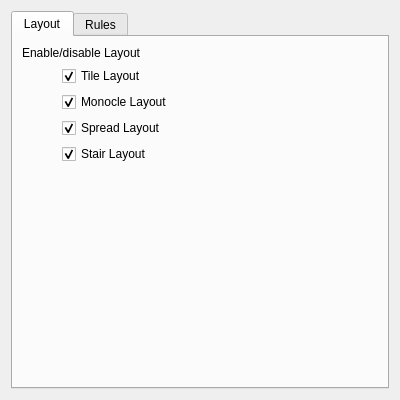
Above: res/config.ui from Bismuth-Forge/bismuth before the change. Below: the same form after it.
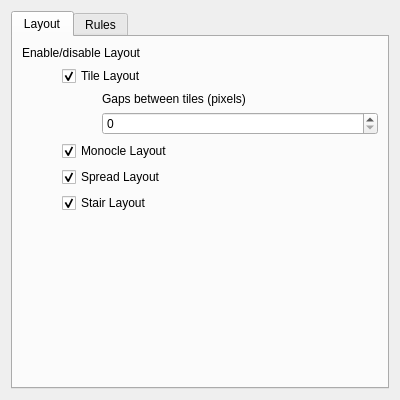
That is the form after the change. The open tabs and pages were chosen to show the change.

Commit message: implement tile gaps in Tile layout

```diff
--- a/res/config.ui
+++ b/res/config.ui
@@ -49,6 +49,23 @@
            </property>
           </widget>
          </item>
+         <item>
+          <layout class="QVBoxLayout" name="tileLayoutConfigLayout">
+           <property name="leftMargin">
+            <number>40</number>
+           </property>
+           <item>
+            <widget class="QLabel" name="tileLayoutGapLabel">
+             <property name="text">
+              <string>Gaps between tiles (pixels)</string>
+             </property>
+            </widget>
+           </item>
+           <item>
+            <widget class="QSpinBox" name="kcfg_tileLayoutGap"/>
+           </item>
+          </layout>
+         </item>
          <item>
           <widget class="QCheckBox" name="kcfg_enableMonocleLayout">
            <property name="text">
```
Left out of the diff: 2 changed lines with no effect on the pictures. The commit also changes 4 other files.
